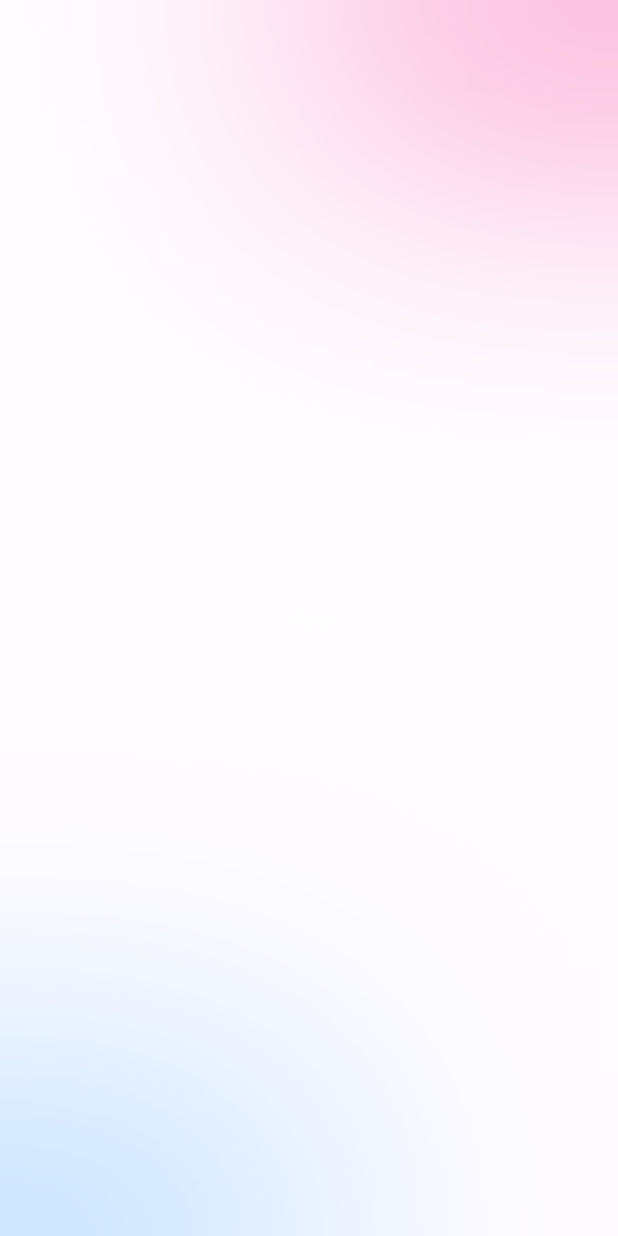
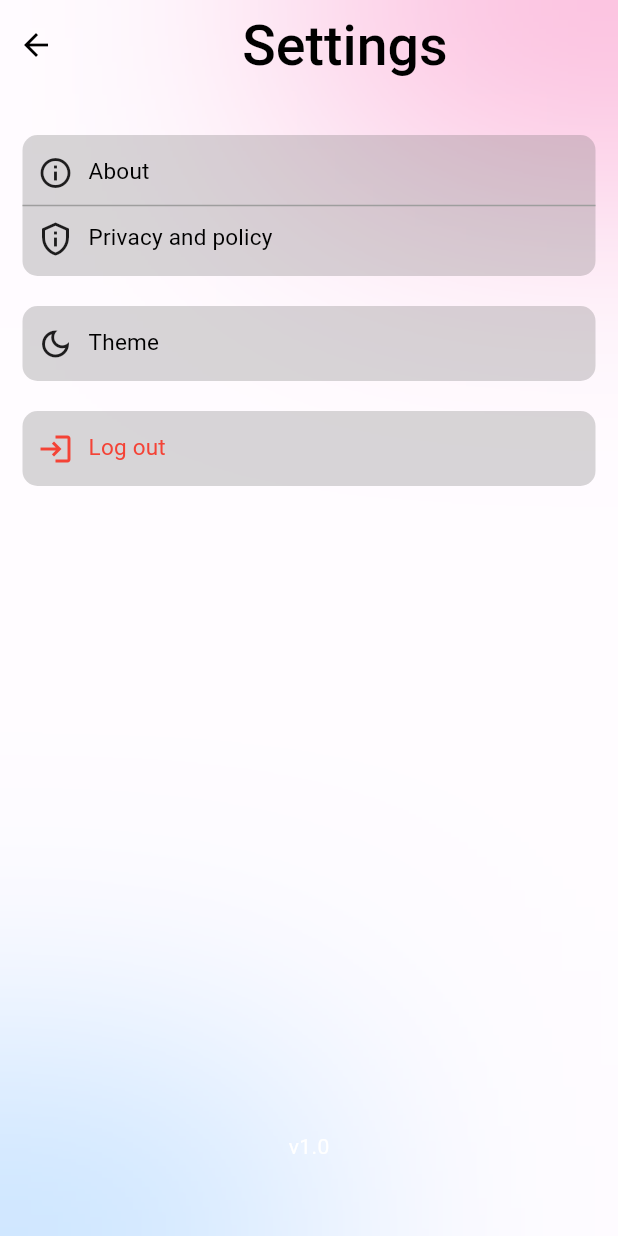
Before and after one commit to AnandhuA/SocialMedia, a Flutter app: the SettingsScreen screen opened directly, on a phone screen of 412 x 824 dp. Run offline on Flutter 3.47's test engine with Material 3 defaults, Android fonts, the light colour scheme and no system bars; our stand-ins replace bloc, flutter_bloc, lottie, shared_preferences; accounts and stored records are empty.

Commit message:
settings page added

```diff
--- a/lib/core/colors.dart
+++ b/lib/core/colors.dart
@@ -7,6 +7,7 @@ const Color secondaryColor = Color(0xFF53ABFF);
 const Color blackColor = Colors.black;
 const Color whiteColor = Colors.white;
 const Color greyColor = Colors.grey;
+
 const Color customButtonBackground = Color.fromARGB(35, 217, 217, 217);
 const Color errorColor = Colors.red;
 const Color successColor = Colors.green;
@@ -21,6 +22,7 @@ const Color lightModeBoder = Color(0xFF1E1E1E);
 const Color lightModeTextFeildBackground = Color(0xFFD9D9D9);
 const Color lightModeLabelColor = Color(0xFF8A8787);
 const Color lightModeCustomButtonBG = Color.fromARGB(175, 138, 135, 135);
+const Color listTileLightBgColor = Color.fromARGB(65, 100, 99, 99);
 
 //------------darkMode--------------
 
@@ -28,5 +30,5 @@ Color surfaceDark = Colors.black.withOpacity(0.6);
 const Color darkModeBoder = Color(0xFF424242);
 const Color darkModeTextFeildBackground = Color(0xFF1E1E1E);
 const Color darkModeLabelColor = Color(0xFF8A8787);
-
+const Color listTileDarkBgColor = Color.fromARGB(35, 217, 217, 217);
 const Color darkModeCustomButtonBG = Color(0xFF1E1E1E);
--- a/lib/core/style.dart
+++ b/lib/core/style.dart
@@ -72,6 +72,14 @@ TextStyle titleStyle(Color color) {
   );
 }
 
+TextStyle titleMediumStyle(Color color) {
+  return TextStyle(
+    fontSize: 15,
+    fontWeight: FontWeight.w400,
+    color: color,
+  );
+}
+
 TextStyle lableStyle(Color color) {
   return TextStyle(
     fontSize: 15,
--- a/lib/core/theme.dart
+++ b/lib/core/theme.dart
@@ -18,6 +18,7 @@ class ThemeClass {
       textTheme: TextTheme(
         headlineLarge: headlineStyle(blackColor),
         titleLarge: titleStyle(blackColor),
+        titleMedium: titleMediumStyle(blackColor),
         labelLarge: lableStyle(lightModeLabelColor),
       ),
       inputDecorationTheme: inputDecorationStyle(
@@ -39,6 +40,7 @@ class ThemeClass {
       textTheme: TextTheme(
         headlineLarge: headlineStyle(whiteColor),
         titleLarge: titleStyle(whiteColor),
+        titleMedium: titleMediumStyle(whiteColor),
         labelLarge: lableStyle(darkModeLabelColor),
       ),
       inputDecorationTheme: inputDecorationStyle(
--- /dev/null
+++ b/lib/presentation/custom_widgets/confirmation_diloge.dart
@@ -0,0 +1,42 @@
+import 'package:flutter/material.dart';
+
+confirmationDiloge(
+    {required BuildContext context,
+    required String title,
+    required Function confirmBtn,
+    required String content}) {
+  final theme = Theme.of(context);
+  showDialog(
+    context: context,
+    builder: (context) {
+      return AlertDialog(
+        title: Text(
+          title,
+          style: theme.textTheme.titleLarge,
+        ),
+        content: Text(
+          content,
+          style: theme.textTheme.titleMedium,
+        ),
+        actions: [
+          IconButton(
+            onPressed: () {
+              Navigator.pop(context);
+            },
+            icon: Text(
+              "No",
+              style: theme.textTheme.titleLarge,
+            ),
+          ),
+          IconButton(
+            onPressed: () => confirmBtn(),
+            icon: Text(
+              "Yes",
+              style: theme.textTheme.titleLarge,
+            ),
+          )
+        ],
+      );
+    },
+  );
+}
--- /dev/null
+++ b/lib/presentation/custom_widgets/custom_appbar.dart
@@ -0,0 +1,42 @@
+import 'package:flutter/material.dart';
+
+class CustomAppbar extends StatelessWidget {
+  final String title;
+  final bool backButton;
+  final Widget actionButton;
+  const CustomAppbar({
+    super.key,
+    required this.title,
+    this.backButton = false,
+    this.actionButton = const SizedBox(),
+  });
+
+  @override
+  Widget build(BuildContext context) {
+    final theme = Theme.of(context);
+    return SafeArea(
+      child: SizedBox(
+        height: 60,
+        width: double.infinity,
+        child: Row(
+          mainAxisAlignment: MainAxisAlignment.spaceBetween,
+          children: [
+            backButton
+                ? IconButton(
+                    onPressed: () {
+                      Navigator.pop(context);
+                    },
+                    icon: const Icon(Icons.arrow_back),
+                  )
+                : const SizedBox(),
+            Text(
+              title,
+              style: theme.textTheme.headlineLarge,
+            ),
+            actionButton,
+          ],
+        ),
+      ),
+    );
+  }
+}
--- a/lib/presentation/custom_widgets/custom_button.dart
+++ b/lib/presentation/custom_widgets/custom_button.dart
@@ -4,11 +4,13 @@ class CustomButton extends StatelessWidget {
   final String title;
   final double minWidth;
   final Color color;
+  final Function onTap;
   const CustomButton({
     super.key,
     required this.title,
     required this.minWidth,
     required this.color,
+    required this.onTap(),
   });
 
   @override
@@ -18,7 +20,7 @@ class CustomButton extends StatelessWidget {
       color: color,
       shape: RoundedRectangleBorder(borderRadius: BorderRadius.circular(20)),
       minWidth: minWidth,
-      onPressed: () {},
+      onPressed: () => onTap(),
       child: Text(title),
     );
   }
--- a/lib/presentation/profile/widgets/profile_section_one.dart
+++ b/lib/presentation/profile/widgets/profile_section_one.dart
@@ -1,7 +1,10 @@
+import 'dart:developer';
+
 import 'package:flutter/material.dart';
 import 'package:social_media/core/colors.dart';
 import 'package:social_media/core/size.dart';
 import 'package:social_media/presentation/custom_widgets/custom_button.dart';
+import 'package:social_media/presentation/settings_screen/settings_screen.dart';
 
 class ProfileSectionOne extends StatelessWidget {
   const ProfileSectionOne({
@@ -13,7 +16,7 @@ class ProfileSectionOne extends StatelessWidget {
 
   @override
   Widget build(BuildContext context) {
-       final theme = Theme.of(context);
+    final theme = Theme.of(context);
     return Column(
       children: [
         Stack(
@@ -52,7 +55,7 @@ class ProfileSectionOne extends StatelessWidget {
             )
           ],
         ),
-           Text(
+        Text(
           "Anandhu",
           style: theme.textTheme.headlineLarge,
         ),
@@ -66,6 +69,9 @@ class ProfileSectionOne extends StatelessWidget {
               color: theme.brightness == Brightness.dark
                   ? darkModeCustomButtonBG
                   : lightModeCustomButtonBG,
+              onTap: () {
+                log("message");
+              },
             ),
             CustomButton(
               title: "Settings",
@@ -73,6 +79,14 @@ class ProfileSectionOne extends StatelessWidget {
               color: theme.brightness == Brightness.dark
                   ? darkModeCustomButtonBG
                   : lightModeCustomButtonBG,
+              onTap: () {
+                Navigator.push(
+                  context,
+                  MaterialPageRoute(
+                    builder: (context) => const SettingsScreen(),
+                  ),
+                );
+              },
             ),
           ],
         ),
--- a/lib/presentation/settings_screen/settings_screen.dart
+++ b/lib/presentation/settings_screen/settings_screen.dart
@@ -1,5 +1,12 @@
+import 'dart:developer';
+
 import 'package:flutter/material.dart';
 import 'package:social_media/core/bacground.dart';
+import 'package:social_media/core/colors.dart';
+import 'package:social_media/core/size.dart';
+import 'package:social_media/presentation/custom_widgets/confirmation_diloge.dart';
+import 'package:social_media/presentation/custom_widgets/custom_appbar.dart';
+import 'package:social_media/presentation/settings_screen/widgets/list_tile_widget.dart';
 
 class SettingsScreen extends StatelessWidget {
   const SettingsScreen({super.key});
@@ -8,9 +15,57 @@ class SettingsScreen extends StatelessWidget {
   Widget build(BuildContext context) {
     return Scaffold(
       body: Background(
-          child: Center(
-        child: Text("data"),
-      )),
+        child: Column(
+          children: [
+            const CustomAppbar(
+              title: "Settings",
+              backButton: true,
+            ),
+            constHeight30,
+            MultiListTileWidget(
+              icon1: const Icon(Icons.info_outline),
+              title1: "About",
+              onTap1: () {
+                log("about");
+              },
+              icon2: const Icon(Icons.privacy_tip_outlined),
+              title2: "Privacy and policy",
+              onTap2: () {
+                log("privcy");
+              },
+            ),
+            constHeight20,
+            ListTileWidget(
+              icon: const Icon(Icons.dark_mode_outlined),
+              title: "Theme",
+              onTap: () {
+                log("theme");
+              },
+            ),
+            constHeight20,
+            ListTileWidget(
+              icon: const Icon(
+                Icons.login_outlined,
+                color: errorColor,
+              ),
+              logout: true,
+              title: "Log out",
+              onTap: () {
+                confirmationDiloge(
+                    context: context,
+                    title: "Confirm Logout",
+                    content: "Are you sure you want to log out?",
+                    confirmBtn: () {
+                      log("mone set");
+                    });
+              },
+            ),
+            const Spacer(),
+            const Text("v1.0"),
+            constHeight50,
+          ],
+        ),
+      ),
     );
   }
 }
--- /dev/null
+++ b/lib/presentation/settings_screen/widgets/list_tile_widget.dart
@@ -0,0 +1,122 @@
+import 'package:flutter/material.dart';
+import 'package:social_media/core/colors.dart';
+import 'package:social_media/core/size.dart';
+
+class ListTileWidget extends StatelessWidget {
+  final Widget icon;
+  final String title;
+  final bool logout;
+  final Function onTap;
+
+  const ListTileWidget(
+      {super.key,
+      required this.icon,
+      required this.title,
+      this.logout = false,
+      required this.onTap()});
+
+  @override
+  Widget build(BuildContext context) {
+    final theme = Theme.of(context);
+    return Container(
+      padding: const EdgeInsets.symmetric(vertical: 13),
+      margin: const EdgeInsets.symmetric(horizontal: 15),
+      width: double.infinity,
+      decoration: BoxDecoration(
+        color: theme.brightness == Brightness.dark
+            ? listTileDarkBgColor
+            : listTileLightBgColor,
+        borderRadius: BorderRadius.circular(10),
+      ),
+      child: InkWell(
+        onTap: () => onTap(),
+        child: Row(
+          children: [
+            constWidth10,
+            icon,
+            constWidth10,
+            Text(
+              title,
+              style: logout
+                  ? theme.textTheme.titleMedium?.copyWith(
+                      color: errorColor,
+                    )
+                  : theme.textTheme.titleMedium,
+            ),
+          ],
+        ),
+      ),
+    );
+  }
+}
+
+class MultiListTileWidget extends StatelessWidget {
+  final Widget icon1;
+  final String title1;
+  final Widget icon2;
+  final String title2;
+  final Function onTap1;
+  final Function onTap2;
+
+  const MultiListTileWidget({
+    super.key,
+    required this.icon1,
+    required this.title1,
+    required this.icon2,
+    required this.title2,
+    required this.onTap1(),
+    required this.onTap2(),
+  });
+
+  @override
+  Widget build(BuildContext context) {
+    final theme = Theme.of(context);
+    return Container(
+      padding: const EdgeInsets.symmetric(vertical: 13),
+      margin: const EdgeInsets.symmetric(horizontal: 15),
+      width: double.infinity,
+      decoration: BoxDecoration(
+        color: theme.brightness == Brightness.dark
+            ? listTileDarkBgColor
+            : listTileLightBgColor,
+        borderRadius: BorderRadius.circular(10),
+      ),
+      child: Column(
+        children: [
+          InkWell(
+            onTap: () => onTap1(),
+            child: Row(
+              children: [
+                constWidth10,
+                icon1,
+                constWidth10,
+                Text(
+                  title1,
+                  style: theme.textTheme.titleMedium,
+                ),
+              ],
+            ),
+          ),
+          const Divider(
+            height: 20,
+            color: greyColor,
+          ),
+          InkWell(
+            onTap: () => onTap2(),
+            child: Row(
+              children: [
+                constWidth10,
+                icon2,
+                constWidth10,
+                Text(
+                  title2,
+                  style: theme.textTheme.titleMedium,
+                ),
+              ],
+            ),
+          ),
+        ],
+      ),
+    );
+  }
+}
--- a/lib/presentation/splash_screen/splash_screen.dart
+++ b/lib/presentation/splash_screen/splash_screen.dart
@@ -37,12 +37,12 @@ Future<void> checkUserLogin(context) async {
   final userLoggedIn = preferences.get(authKey);
   debugPrint(userLoggedIn.toString());
   if (userLoggedIn == null || userLoggedIn == false) {
-    await Future.delayed(const Duration(milliseconds:999));
+    await Future.delayed(const Duration(milliseconds:985));
     Navigator.of(context).pushReplacement(MaterialPageRoute(
       builder: (context) => const IntroScreen(),
     ));
   } else {
-    await Future.delayed(const Duration(milliseconds: 999));
+    await Future.delayed(const Duration(milliseconds: 985));
     Navigator.of(context).pushReplacement(MaterialPageRoute(
       builder: (context) => const ProfileScreen(),
     ));
```
